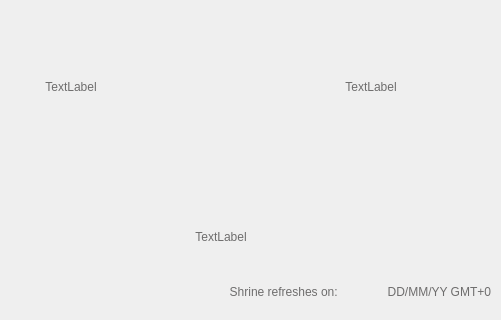
The window that app/designer/sc_ui.ui (michalkowal66/ShrineChecker) describes before a commit, drawn with Qt 5; both pictures show x 399 to 900 and y 280 to 600 of the 900 by 600 pixel window.
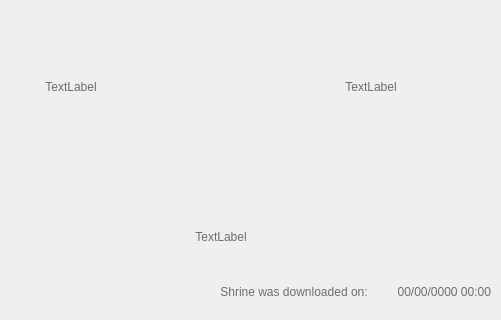
The same window after the commit. Icons and pictures are not drawn.

Patch:
```diff
--- a/app/designer/sc_ui.ui
+++ b/app/designer/sc_ui.ui
@@ -705,9 +705,9 @@
      <widget class="QLabel" name="dateinfo_lbl">
       <property name="geometry">
        <rect>
-        <x>560</x>
+        <x>549</x>
         <y>565</y>
-        <width>180</width>
+        <width>221</width>
         <height>30</height>
        </rect>
       </property>
@@ -721,7 +721,7 @@
        <string notr="true"/>
       </property>
       <property name="text">
-       <string>Shrine refreshes on: </string>
+       <string>Shrine was downloaded on: </string>
       </property>
       <property name="alignment">
        <set>Qt::AlignRight|Qt::AlignTop|Qt::AlignTrailing</set>
@@ -913,9 +913,9 @@
      <widget class="QLabel" name="date_lbl">
       <property name="geometry">
        <rect>
-        <x>745</x>
+        <x>769</x>
         <y>565</y>
-        <width>145</width>
+        <width>121</width>
         <height>30</height>
        </rect>
       </property>
@@ -929,7 +929,7 @@
        <string notr="true"/>
       </property>
       <property name="text">
-       <string>DD/MM/YY GMT+0</string>
+       <string>00/00/0000 00:00</string>
       </property>
       <property name="alignment">
        <set>Qt::AlignRight|Qt::AlignTop|Qt::AlignTrailing</set>
```
Left out of the diff: 2 changed lines with no effect on the pictures.
